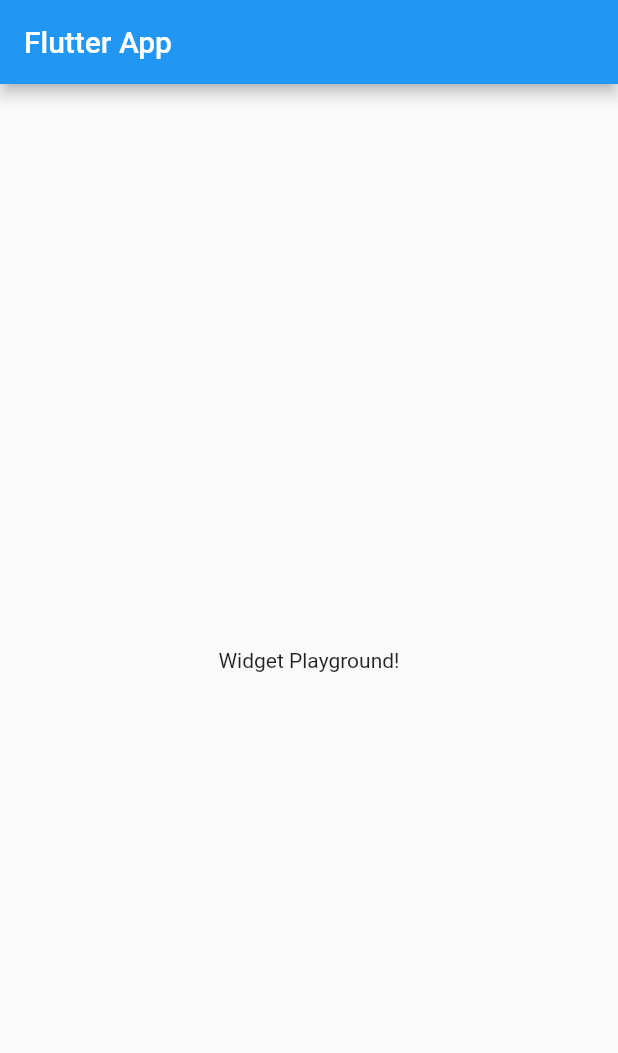
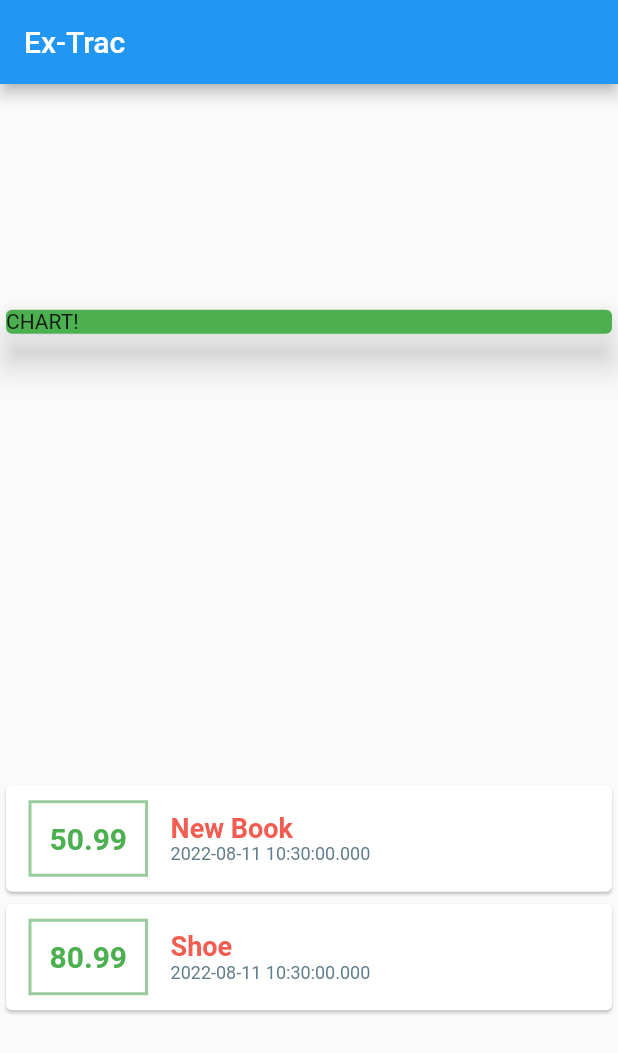
Before and after one commit to cjchika/mob-expense_tracker, a Flutter app: the screen it shows after launch, on a phone screen of 412 x 824 dp. Shown: the top 1053 px of the screen. Run offline on Flutter 3.47's test engine with Material 2 defaults, Android fonts, the phone set to English and light mode, and no system bars.

Commit message:
Building UI

```diff
--- a/lib/main.dart
+++ b/lib/main.dart
@@ -1,4 +1,5 @@
 import 'package:flutter/material.dart';
+import './transaction.dart';
 
 void main() => runApp(MyApp());
 
@@ -6,22 +7,96 @@ class MyApp extends StatelessWidget {
   @override
   Widget build(BuildContext context) {
     return MaterialApp(
-      title: 'Flutter App',
+      title: 'Ex-Trac',
       home: MyHomePage(),
     );
   }
 }
 
 class MyHomePage extends StatelessWidget {
+  final List<Transaction> transactions = [
+    Transaction(
+      id: 't0',
+      title: 'New Book',
+      amount: 50.99,
+      date: DateTime.now(),
+    ),
+    Transaction(
+      id: 't1',
+      title: 'Shoe',
+      amount: 80.99,
+      date: DateTime.now(),
+    ),
+  ];
+
   @override
   Widget build(BuildContext context) {
     return Scaffold(
-      appBar: AppBar(
-        title: Text('Flutter App'),
-      ),
-      body: Center(
-        child: Text('Widget Playground!'),
-      ),
-    );
+        appBar: AppBar(
+          title: Text('Ex-Trac'),
+        ),
+        body: Column(
+          mainAxisAlignment: MainAxisAlignment.spaceAround,
+          crossAxisAlignment: CrossAxisAlignment.stretch,
+          children: [
+            Card(
+              color: Colors.green,
+              child: Container(
+                width: double.infinity,
+                child: Text('CHART!'),
+              ),
+              elevation: 10,
+            ),
+            Column(
+              children: transactions.map((trx) {
+                return Card(
+                  child: Row(
+                    children: [
+                      Container(
+                        margin:
+                            EdgeInsets.symmetric(vertical: 10, horizontal: 15),
+                        decoration: BoxDecoration(
+                          border: Border.all(
+                            color: Color.fromARGB(255, 153, 204, 155),
+                            width: 2,
+                          ),
+                        ),
+                        padding: EdgeInsets.all(12),
+                        child: Text(
+                          trx.amount.toString(),
+                          style: TextStyle(
+                            fontWeight: FontWeight.bold,
+                            fontSize: 20,
+                            color: Colors.green,
+                          ),
+                        ),
+                      ),
+                      Column(
+                        crossAxisAlignment: CrossAxisAlignment.start,
+                        children: [
+                          Text(
+                            trx.title,
+                            style: TextStyle(
+                              fontSize: 18,
+                              color: Color.fromARGB(255, 243, 92, 81),
+                              fontWeight: FontWeight.bold,
+                            ),
+                          ),
+                          Text(
+                            trx.date.toString(),
+                            style: TextStyle(
+                              fontSize: 12,
+                              color: Colors.blueGrey,
+                            ),
+                          ),
+                        ],
+                      ),
+                    ],
+                  ),
+                );
+              }).toList(),
+            ),
+          ],
+        ));
   }
 }
--- /dev/null
+++ b/lib/transaction.dart
@@ -0,0 +1,15 @@
+import 'package:flutter/foundation.dart';
+
+class Transaction {
+  final String id;
+  final String title;
+  final double amount;
+  final DateTime date;
+
+  Transaction({
+    @required this.id,
+    @required this.title,
+    @required this.amount,
+    @required this.date,
+  });
+}
```
